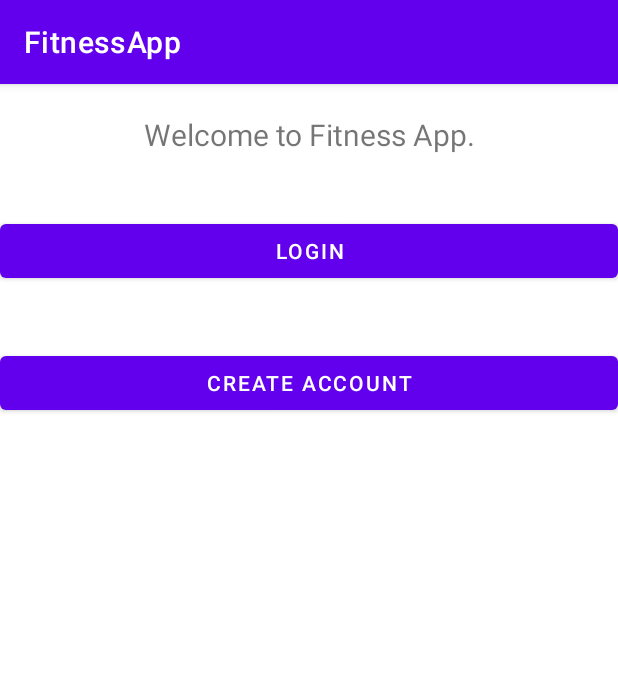
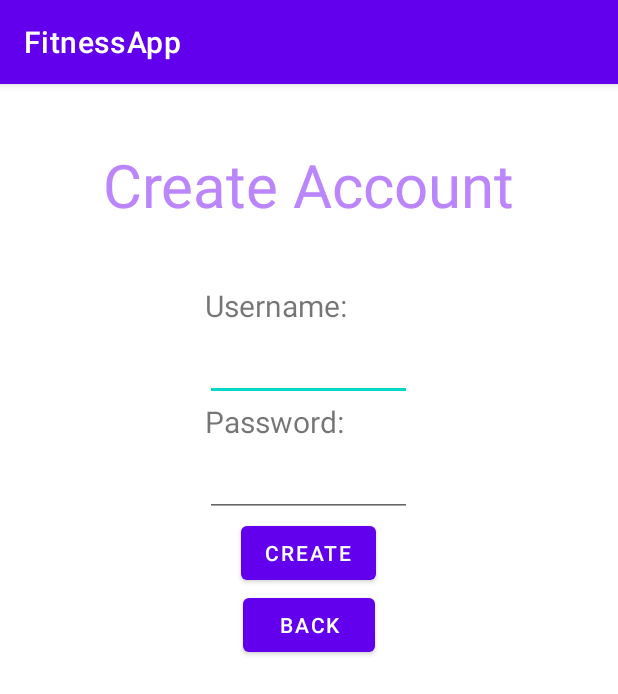
Before and after one commit to AlexFue/FitnessApp, an Android app: the screen it shows after launch (HomePage before the commit, CreateAccount after it), after a tap on "CREATE ACCOUNT", on a phone screen of 412 x 824 dp. Shown: the top 694 px of the screen. Run offline under Robolectric (Android 15) with nearby library versions, the phone set to English and light mode, and no system bars; our stand-ins replace Room's generated code.

Commit message:
Updated test and created methods for create account.

```diff
--- /dev/null
+++ b/app/src/main/java/com/example/fitnessapp/CreateAccount.java
@@ -0,0 +1,79 @@
+package com.example.fitnessapp;
+
+import androidx.appcompat.app.AppCompatActivity;
+
+import android.content.Intent;
+import android.os.Bundle;
+import android.os.Handler;
+import android.view.View;
+import android.widget.Button;
+import android.widget.EditText;
+import android.widget.Toast;
+
+public class CreateAccount extends AppCompatActivity {
+
+    private EditText et_username;
+    private EditText et_password;
+    private Button btn_create;
+    private Button btn_back;
+
+    @Override
+    protected void onCreate(Bundle savedInstanceState) {
+        super.onCreate(savedInstanceState);
+        setContentView(R.layout.activity_create_account);
+
+        FitnessAppDB db;
+        db = FitnessAppDB.getInstance(this);
+        et_username = findViewById(R.id.et_username);
+        et_password = findViewById(R.id.et_password);
+        btn_create = findViewById(R.id.btn_create);
+        btn_back = findViewById(R.id.btn_back);
+
+        btn_create.setOnClickListener(new View.OnClickListener() {
+            @Override
+            public void onClick(View v) {
+                if(isValidUsername(et_username.getText().toString(), db) && isValidPassword(et_password.getText().toString())) {
+                    User newUser = new User(et_username.getText().toString(), et_password.getText().toString());
+                    db.user().addUser(newUser);
+                    Toast.makeText(CreateAccount.this, "Successfully Created Account!", Toast.LENGTH_SHORT).show();
+
+                    new Handler().postDelayed(new Runnable() {
+                        @Override
+                        public void run() {
+                            CreateAccount.this.finish();
+                            Intent i = new Intent(CreateAccount.this, MainActivity.class);
+                            startActivity(i);
+                        }
+                    }, 2000);
+                }
+                else {
+                    Toast.makeText(CreateAccount.this, "Error! Make username unique & fill out all fields", Toast.LENGTH_LONG).show();
+                }
+            }
+        });
+
+        btn_back.setOnClickListener(new View.OnClickListener() {
+            @Override
+            public void onClick(View v) {
+                finish();
+            }
+        });
+    }
+
+    public static boolean isValidUsername(String username, FitnessAppDB db) {
+        if(!username.equals("")) {
+            User found = db.user().findUserByUsername(username);
+            if(found == null) {
+                return true;
+            }
+        }
+        return false;
+    }
+
+    public static boolean isValidPassword(String password) {
+        if(!password.equals("")){
+            return true;
+        }
+        return false;
+    }
+}
--- a/app/src/main/java/com/example/fitnessapp/HomePage.java
+++ b/app/src/main/java/com/example/fitnessapp/HomePage.java
@@ -31,8 +31,8 @@ public class HomePage extends AppCompatActivity {
         btn_create.setOnClickListener(new View.OnClickListener() {
             @Override
             public void onClick(View v) {
-//                Intent i = new Intent(HomePage.this, CreateAccount.class);
-//                startActivity(i);
+                Intent i = new Intent(HomePage.this, CreateAccount.class);
+                startActivity(i);
             }
         });
     }
--- /dev/null
+++ b/app/src/main/res/layout/activity_create_account.xml
@@ -0,0 +1,60 @@
+<?xml version="1.0" encoding="utf-8"?>
+<LinearLayout xmlns:android="http://schemas.android.com/apk/res/android"
+    android:layout_width="match_parent"
+    android:layout_height="match_parent"
+    android:gravity="center_horizontal"
+    android:orientation="vertical">
+
+    <TextView
+        android:layout_width="wrap_content"
+        android:layout_height="wrap_content"
+        android:text="Create Account"
+        android:textSize="40sp"
+        android:layout_margin="40dp"
+        android:textColor="@color/purple_200"/>
+
+    <LinearLayout
+        android:layout_width="wrap_content"
+        android:layout_height="wrap_content"
+        android:gravity="start"
+        android:orientation="vertical">
+
+        <TextView
+            android:layout_width="wrap_content"
+            android:layout_height="wrap_content"
+            android:text="@string/username"
+            android:textSize="20sp" />
+
+        <EditText
+            android:id="@+id/et_username"
+            android:layout_width="138dp"
+            android:layout_height="50dp"
+            android:inputType="text"/>
+
+        <TextView
+            android:layout_width="wrap_content"
+            android:layout_height="wrap_content"
+            android:text="@string/password"
+            android:textSize="20sp" />
+
+        <EditText
+            android:id="@+id/et_password"
+            android:layout_width="138dp"
+            android:layout_height="50dp"
+            android:inputType="textPassword" />
+
+    </LinearLayout>
+
+    <Button
+        android:layout_width="wrap_content"
+        android:layout_height="wrap_content"
+        android:text="Create"
+        android:id="@+id/btn_create" />
+
+    <Button
+        android:layout_width="wrap_content"
+        android:layout_height="wrap_content"
+        android:text="Back"
+        android:id="@+id/btn_back" />
+
+</LinearLayout>
```
Also changed, not shown: app/src/main/AndroidManifest.xml (+5 -2 lines), 1 other file.
